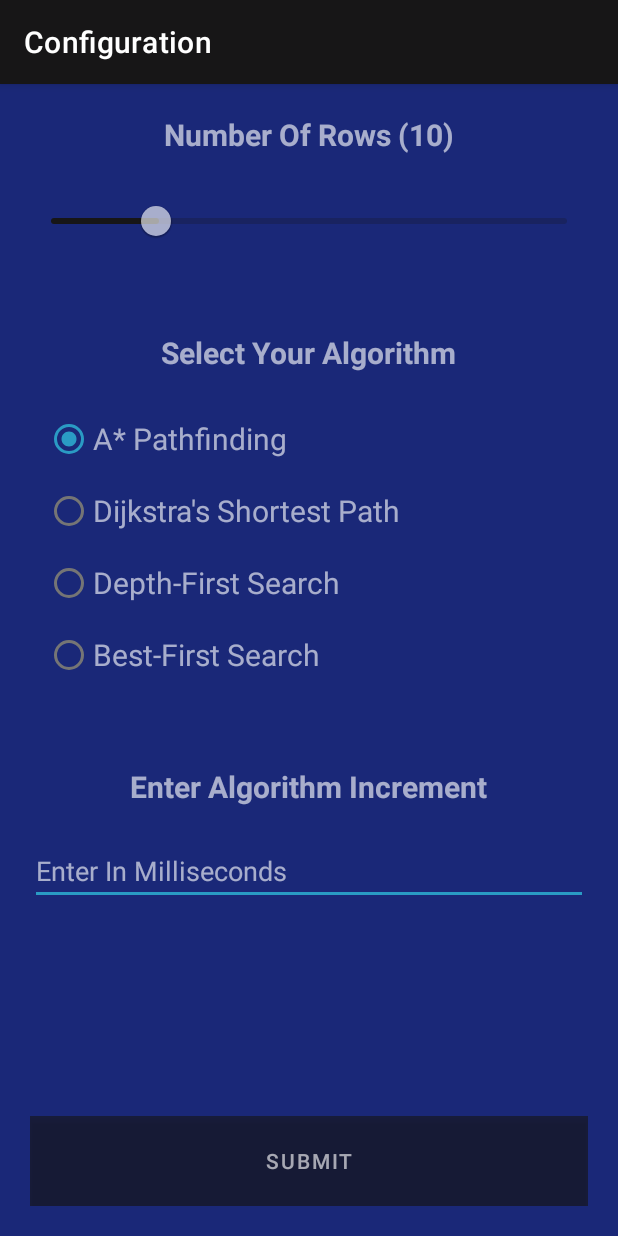
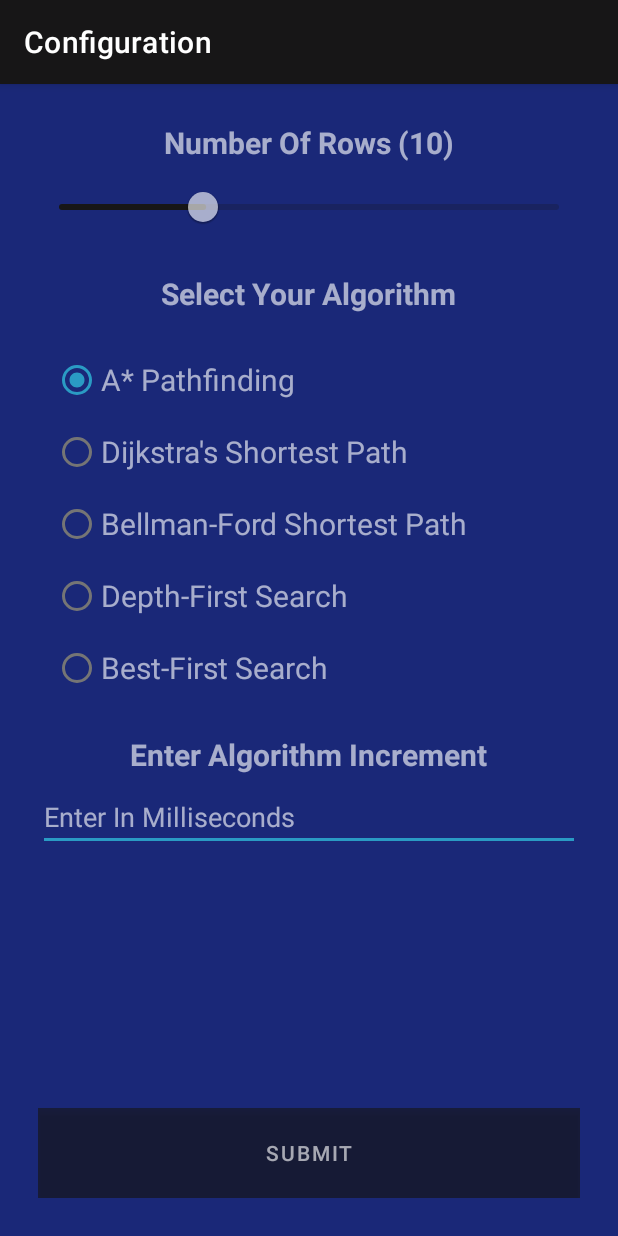
Before and after one commit to ahmedferkous/PathfindingApp, an Android app: the screen it shows after launch (ConfigActivity), on a phone screen of 412 x 824 dp. Run offline under Robolectric (Android 15) with nearby library versions, the phone set to English and light mode, and no system bars.

Commit message:
Added and fixed Bellman-Ford

```diff
--- a/app/src/main/java/com/example/pathfindingapp/ConfigActivity.java
+++ b/app/src/main/java/com/example/pathfindingapp/ConfigActivity.java
@@ -32,6 +32,7 @@ public class ConfigActivity extends AppCompatActivity implements GridAutofitLayo
     public static final String DIJKSTRA = "DIJKSTRA";
     public static final String DFS = "DEPTH_FIRST_SEARCH";
     public static final String BFS = "BEST_FIRST_SEARCH";
+    public static final String BELLMAN_FORD = "BELLMAN_FORD";
 
     @Override
     public void onSpanCountResult(int spanCount) {
@@ -93,6 +94,9 @@ public class ConfigActivity extends AppCompatActivity implements GridAutofitLayo
                     case R.id.radio_bfs:
                         type = BFS;
                         break;
+                    case R.id.radio_bell:
+                        type = BELLMAN_FORD;
+                        break;
                     default:
                         break;
                 }
--- a/app/src/main/java/com/example/pathfindingapp/NodeAdapter.java
+++ b/app/src/main/java/com/example/pathfindingapp/NodeAdapter.java
@@ -204,9 +204,10 @@ public class NodeAdapter extends RecyclerView.Adapter<NodeAdapter.ViewHolder> {
                         holder.astarParent.setVisibility(View.GONE);
                     }
                     break;
+                case ConfigActivity.BELLMAN_FORD:
                 case ConfigActivity.BFS:
                 case ConfigActivity.DIJKSTRA:
-                    if (!boundNode.isObstruction() && !boundNode.isStartNode() && !boundNode.isEndNode() && !(boundNode.cost == Integer.MAX_VALUE)) {
+                    if (!boundNode.isObstruction() && !boundNode.isStartNode() && !boundNode.isEndNode() && !(boundNode.cost == Node.MAX_VALUE)) {
                         holder.txtCost.setText(String.valueOf(boundNode.cost));
 
                         if (boundNode.isOnPath()) {
--- a/app/src/main/res/layout/activity_config.xml
+++ b/app/src/main/res/layout/activity_config.xml
@@ -24,7 +24,7 @@
         android:id="@+id/pickRelLayout"
         android:layout_width="match_parent"
         android:layout_height="match_parent"
-        android:layout_margin="20dp"
+        android:layout_margin="25dp"
         android:visibility="invisible">
 
         <TextView
@@ -43,9 +43,9 @@
             android:layout_width="match_parent"
             android:layout_height="wrap_content"
             android:layout_below="@id/txtNumberOfRows"
-            android:layout_marginTop="20dp"
+            android:layout_marginTop="5dp"
             android:value="10"
-            android:valueFrom="5"
+            android:valueFrom="2"
             android:valueTo="30"
             app:thumbColor="@color/white"
             app:tickVisible="false" />
@@ -56,17 +56,23 @@
             android:layout_height="wrap_content"
             android:layout_below="@id/slider"
             android:layout_centerHorizontal="true"
-            android:layout_marginTop="50dp"
+            android:layout_marginTop="20dp"
             android:text="Select Your Algorithm"
             android:textColor="@color/white"
             android:textSize="20sp"
             android:textStyle="bold" />
 
+        <androidx.core.widget.NestedScrollView
+            android:layout_width="match_parent"
+            android:layout_height="wrap_content"
+            android:id="@+id/nestedView"
+            android:layout_below="@id/txtSelect">
+
             <RadioGroup
                 android:id="@+id/groupRadio"
                 android:layout_width="fill_parent"
                 android:layout_height="wrap_content"
-            android:layout_below="@id/txtSelect"
+
                 android:layout_marginStart="10dp"
                 android:layout_marginTop="20dp"
                 android:checkedButton="@id/radio_astar">
@@ -90,6 +96,14 @@
                     android:textSize="20sp" />
 
                 <RadioButton
+                    android:id="@+id/radio_bell"
+                    android:layout_width="fill_parent"
+                    android:layout_height="wrap_content"
+                    android:text="Bellman-Ford Shortest Path"
+                    android:textColor="@color/white"
+                    android:textSize="20sp" />
+
+                <RadioButton
                     android:id="@+id/radio_dfs"
                     android:layout_width="fill_parent"
                     android:layout_height="wrap_content"
@@ -107,14 +121,15 @@
 
 
             </RadioGroup>
+        </androidx.core.widget.NestedScrollView>
 
         <TextView
             android:id="@+id/txtEnterSec"
             android:layout_width="wrap_content"
             android:layout_height="wrap_content"
-            android:layout_below="@id/groupRadio"
+            android:layout_below="@id/nestedView"
             android:layout_centerHorizontal="true"
-            android:layout_marginTop="50dp"
+            android:layout_marginTop="20dp"
             android:text="Enter Algorithm Increment"
             android:textColor="@color/white"
             android:textSize="20sp"
@@ -125,7 +140,7 @@
             android:layout_width="match_parent"
             android:layout_height="wrap_content"
             android:layout_below="@id/txtEnterSec"
-            android:layout_marginTop="20dp"
+            android:layout_marginTop="5dp"
             android:hint="Enter In Milliseconds"
             android:inputType="number"
             android:maxLength="5"
--- a/app/src/main/res/layout/activity_pathfinding.xml
+++ b/app/src/main/res/layout/activity_pathfinding.xml
@@ -20,7 +20,8 @@
             <androidx.recyclerview.widget.RecyclerView
                 android:id="@+id/recView"
                 android:layout_width="match_parent"
-                android:layout_height="match_parent" />
+                android:layout_height="wrap_content" />
+
 
         </RelativeLayout>
 
```
Also changed, not shown: app/src/main/java/com/example/pathfindingapp/Graph/Node.java (+4 -3 lines), app/src/main/java/com/example/pathfindingapp/PathfindingActivity.java (+48 -2 lines). Lines whose indentation alone changed are shown as unchanged.
